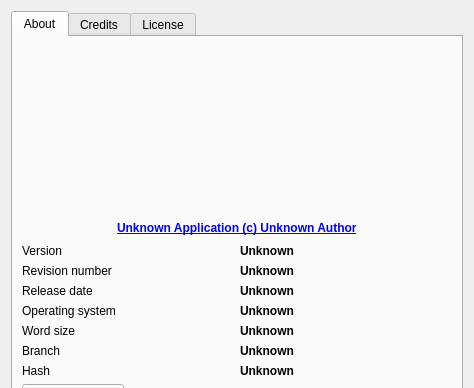
First picture: the form in src/Gui/AboutApplication.ui, repository southseact-3d/fcd, before the edit; both pictures show x 0 to 474 and y 0 to 388 of the 474 by 617 pixel window.
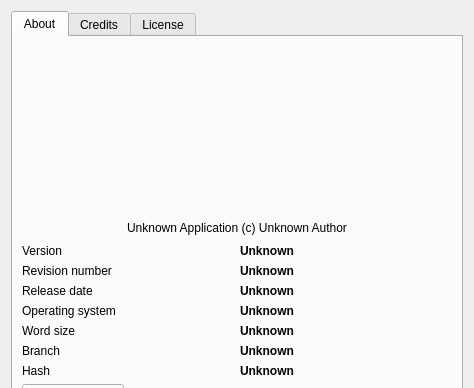
Second picture: the form after the edit. The open tabs and pages were chosen to show the change. Icons and pictures are not drawn. Custom widgets are drawn as their Qt base class.

Commit message: [GUI] Make UrlLabel in About styleable

The edit to the form file:
```diff
--- a/src/Gui/AboutApplication.ui
+++ b/src/Gui/AboutApplication.ui
@@ -115,7 +115,10 @@
            <item>
             <widget class="Gui::UrlLabel" name="labelAuthor">
              <property name="text">
-              <string notr="true">&lt;html&gt;&lt;head/&gt;&lt;body&gt;&lt;p&gt;&lt;span style=" font-family: MS Shell Dlg 2; font-weight:600; text-decoration: underline; color:#0000ff;"&gt; Unknown Application (c) Unknown Author&lt;/span&gt;&lt;/p&gt;&lt;/body&gt;&lt;/html&gt;</string>
+              <string notr="true">Unknown Application (c) Unknown Author</string>
+             </property>
+             <property name="textFormat">
+              <enum>Qt::PlainText</enum>
              </property>
             </widget>
            </item>
```
The commit also changes 1 other file.
